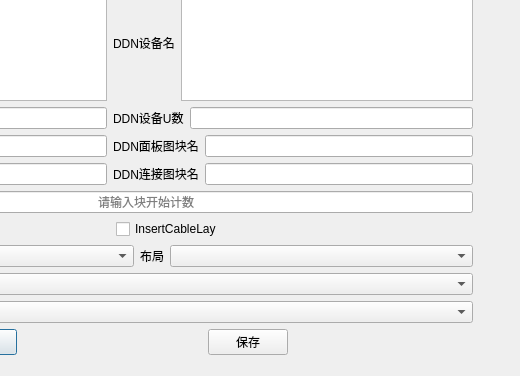
Old version of the form craftHub/subscripts/_3drawingMaster/ui/drawingMasterSet.ui in the repository baiyuan1786/CraftHub; both pictures show x 288 to 808 and y 204 to 580 of the 808 by 580 pixel window.
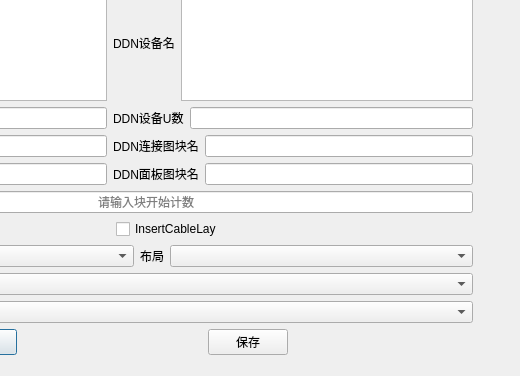
New version of the form. Custom widgets are drawn as their Qt base class.

Commit message: V1.04更新DrawingMaster使用说明完整版

Diff of the .ui file:
```diff
--- a/craftHub/subscripts/_3drawingMaster/ui/drawingMasterSet.ui
+++ b/craftHub/subscripts/_3drawingMaster/ui/drawingMasterSet.ui
@@ -439,7 +439,7 @@
        <widget class="QLineEdit" name="lineEdit_idnConnection"/>
       </item>
       <item>
-       <widget class="QLabel" name="label_28">
+       <widget class="QLabel" name="label_29">
         <property name="sizePolicy">
          <sizepolicy hsizetype="Maximum" vsizetype="Preferred">
           <horstretch>0</horstretch>
@@ -447,12 +447,12 @@
          </sizepolicy>
         </property>
         <property name="text">
-         <string>DDN面板图块名</string>
+         <string>DDN连接图块名</string>
         </property>
        </widget>
       </item>
       <item>
-       <widget class="QLineEdit" name="lineEdit_ddnPanel"/>
+       <widget class="QLineEdit" name="lineEdit_ddnConnection"/>
       </item>
      </layout>
     </item>
@@ -475,7 +475,7 @@
        <widget class="QLineEdit" name="lineEdit_idnPanel"/>
       </item>
       <item>
-       <widget class="QLabel" name="label_29">
+       <widget class="QLabel" name="label_28">
         <property name="sizePolicy">
          <sizepolicy hsizetype="Maximum" vsizetype="Preferred">
           <horstretch>0</horstretch>
@@ -483,12 +483,12 @@
          </sizepolicy>
         </property>
         <property name="text">
-         <string>DDN连接图块名</string>
+         <string>DDN面板图块名</string>
         </property>
        </widget>
       </item>
       <item>
-       <widget class="QLineEdit" name="lineEdit_ddnConnection"/>
+       <widget class="QLineEdit" name="lineEdit_ddnPanel"/>
       </item>
      </layout>
     </item>
```
The commit also changes 16 other files.
